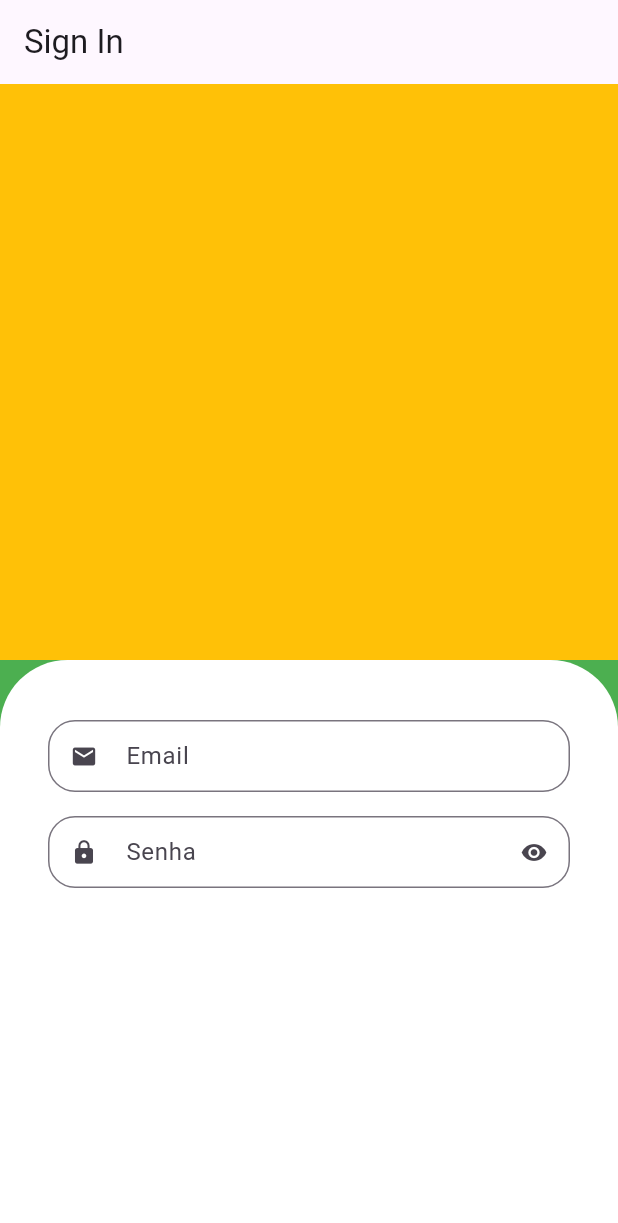
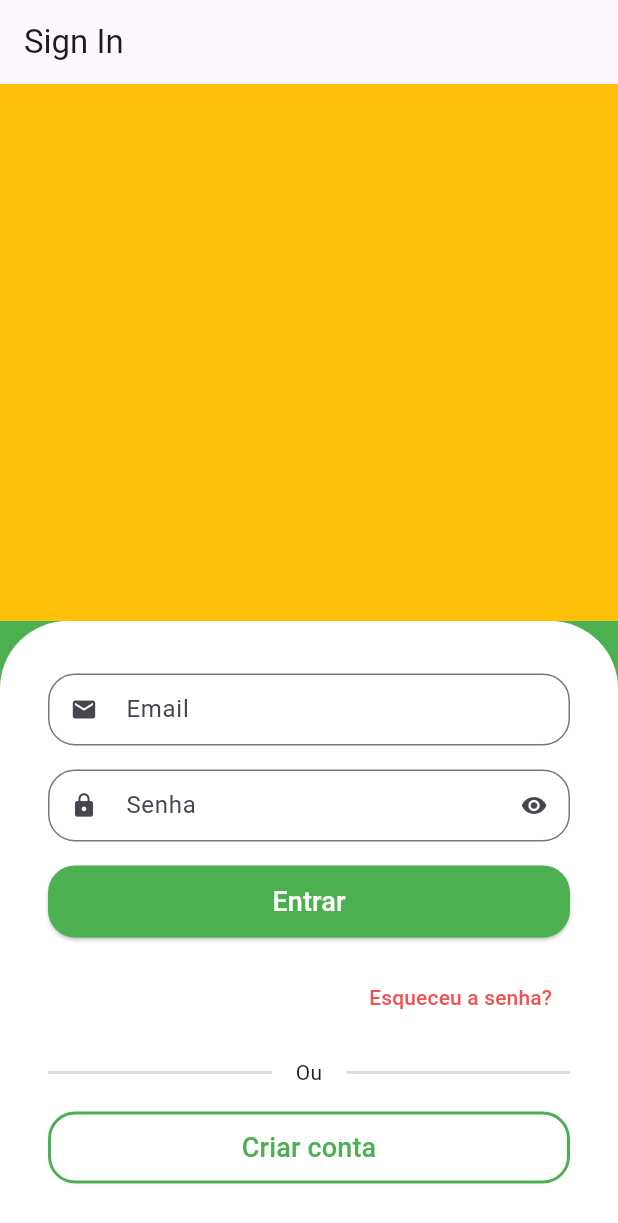
Before and after one commit to dionedev/App_Greengrocer, a Flutter app: the screen it shows after launch, on a phone screen of 412 x 824 dp. Shown: the top 1223 px of the screen. Run offline on Flutter 3.47's test engine with Material 3 defaults, Android fonts, the phone set to English and light mode, and no system bars.

Commit message:
feat: login form

```diff
--- a/lib/src/auth/sign_in_screen.dart
+++ b/lib/src/auth/sign_in_screen.dart
@@ -18,9 +18,8 @@ class SignInScreen extends StatelessWidget {
               color: Colors.amber,
             ),
           ),
-          Expanded(
-            child: Container(
-              padding: const EdgeInsets.symmetric(horizontal: 32, vertical: 40),
+          Container(
+            padding: const EdgeInsets.symmetric(horizontal: 32, vertical: 35),
             decoration: const BoxDecoration(
               color: Colors.white,
               borderRadius: BorderRadius.vertical(
@@ -28,19 +27,84 @@ class SignInScreen extends StatelessWidget {
               ),
             ),
             child: Column(
+              crossAxisAlignment: CrossAxisAlignment.stretch,
               spacing: 16,
               children: [
-                  CustomTextField(
+                const CustomTextField(
                   icon: Icons.email,
                   label: 'Email',
                 ),
-                  CustomTextField(
+                const CustomTextField(
                   icon: Icons.lock,
                   label: 'Senha',
                   isSecret: true,
                 ),
+                SizedBox(
+                  height: 48,
+                  child: ElevatedButton(
+                    style: ElevatedButton.styleFrom(
+                        shape: RoundedRectangleBorder(
+                          borderRadius: BorderRadius.circular(18),
+                        ),
+                        backgroundColor: Colors.green,
+                        foregroundColor: Colors.white),
+                    onPressed: () {},
+                    child: const Text(
+                      'Entrar',
+                      style: TextStyle(fontSize: 18),
+                    ),
+                  ),
+                ),
+                Align(
+                  alignment: Alignment.centerRight,
+                  child: TextButton(
+                    style:
+                        TextButton.styleFrom(foregroundColor: Colors.red[400]),
+                    onPressed: () {},
+                    child: const Text('Esqueceu a senha?'),
+                  ),
+                ),
+                Row(
+                  spacing: 16,
+                  children: [
+                    Expanded(
+                      child: Divider(
+                        color: Colors.grey.withAlpha(90),
+                        thickness: 2,
+                      ),
+                    ),
+                    const Text(
+                      'Ou',
+                    ),
+                    Expanded(
+                      child: Divider(
+                        color: Colors.grey.withAlpha(90),
+                        thickness: 2,
+                      ),
+                    ),
                   ],
                 ),
+                SizedBox(
+                  height: 48,
+                  child: OutlinedButton(
+                    style: OutlinedButton.styleFrom(
+                      foregroundColor: Colors.green,
+                      shape: RoundedRectangleBorder(
+                        borderRadius: BorderRadius.circular(18),
+                      ),
+                      side: const BorderSide(
+                        width: 2,
+                        color: Colors.green,
+                      ),
+                    ),
+                    onPressed: () {},
+                    child: const Text(
+                      'Criar conta',
+                      style: TextStyle(fontSize: 18),
+                    ),
+                  ),
+                ),
+              ],
             ),
           ),
         ],
```
Lines whose indentation alone changed are shown as unchanged.
